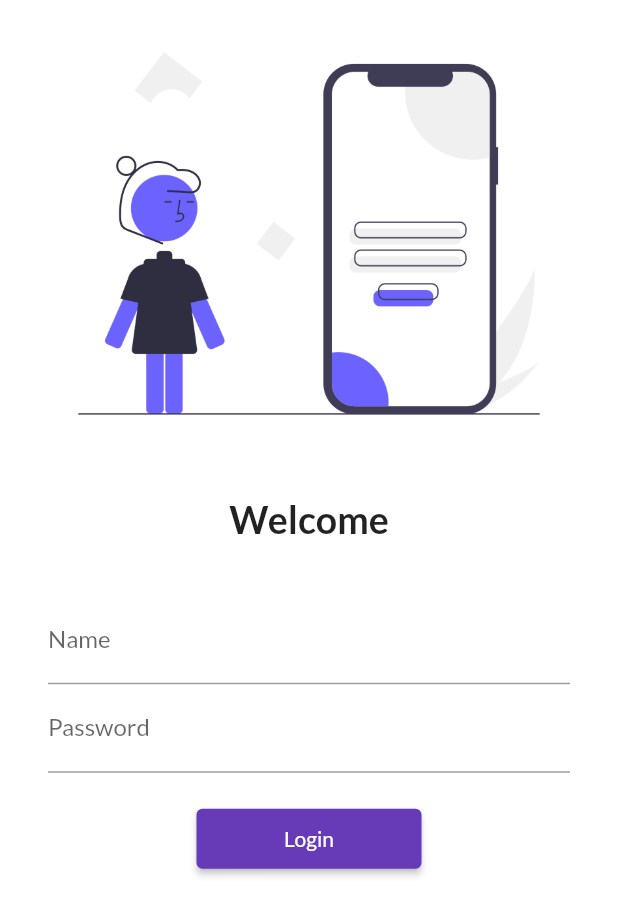
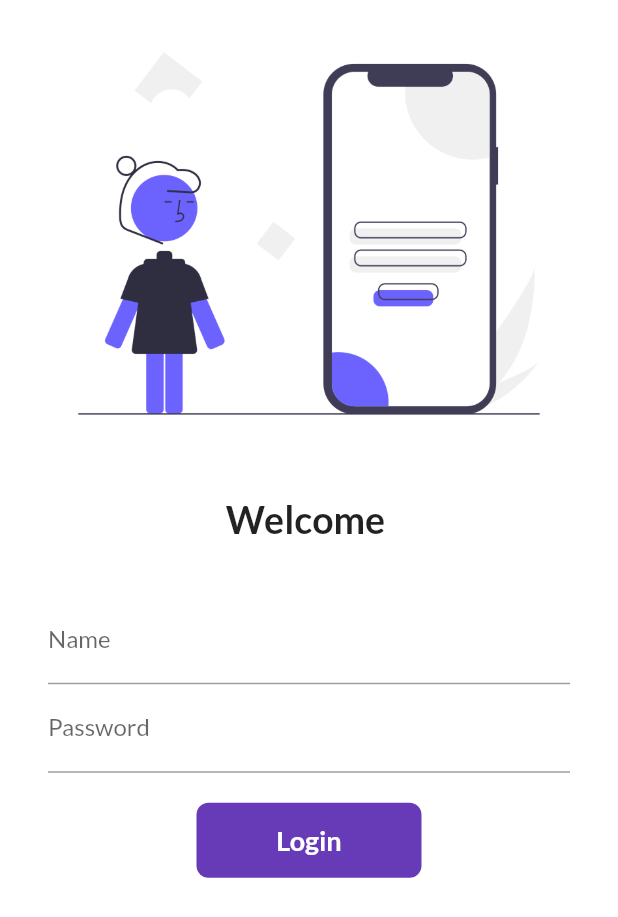
Before and after one commit to anubhav811/30DaysOfFlutter, a Flutter app: the screen it shows after launch, on a phone screen of 412 x 824 dp. Shown: the top 917 px of the screen. Run offline on Flutter 3.47's test engine with Material 2 defaults, Android fonts, the phone set to English and light mode, and no system bars; our stand-ins replace google_fonts.

Commit message:
Day 6 completed

```diff
--- a/lib/pages/login_page.dart
+++ b/lib/pages/login_page.dart
@@ -1,7 +1,16 @@
 import 'package:flutter/material.dart';
 import 'package:fluttter_demo/utils/routes.dart';
 
-class LoginPage extends StatelessWidget {
+class LoginPage extends StatefulWidget {
+
+  @override
+  State<LoginPage> createState() => _LoginPageState();
+}
+
+//  underscore before name denotes private variable
+class _LoginPageState extends State<LoginPage> {
+  String name  = "";
+  bool changeButton = false;
 
   @override
   Widget build(BuildContext context) {
@@ -16,7 +25,7 @@ class LoginPage extends StatelessWidget {
             SizedBox(
               height: 20.0,
             ),
-            Text("Welcome",
+            Text("Welcome $name",
               style: TextStyle(
                 fontSize: 25,
                 fontWeight: FontWeight.bold,
@@ -34,7 +43,17 @@ class LoginPage extends StatelessWidget {
                     decoration:InputDecoration(
                       hintText: "Enter your name",
                       labelText: "Name",
-                    ))
+                    ),
+                  onChanged: (value){
+                  // check if the value has any alphanumeric characters
+                      if(value.contains(RegExp(r'[a-zA-Z0-9]'))){
+                        name = value;
+                      }
+                      if(value.isEmpty){
+                        name = "";
+                      }
+                      setState(() {});
+                  },)
                     ,
                     TextField(
                   decoration:InputDecoration(
@@ -47,14 +66,39 @@ class LoginPage extends StatelessWidget {
                 SizedBox(
                 height: 20.0,
               ),
-                ElevatedButton(
-                  child: Text("Login"),
-                  style : TextButton.styleFrom(minimumSize: Size(150,40)),
-                  onPressed: (){
+                InkWell(
+                  onTap: () async{
+                    setState((){
+                      changeButton = true;
+                    });
+                    await Future.delayed(Duration(seconds: 1));
                     Navigator.pushNamed(context, MyRoutes.homeRoute);
-
                   },
+                  child: AnimatedContainer(
+                    width: changeButton ? 50 : 150,
+                    height: 50,
+                    alignment: Alignment.center,
+                      decoration: BoxDecoration(
+                        color: Colors.deepPurple,
+                        borderRadius:BorderRadius.circular(changeButton ? 50 : 8),
+                      ),
+                    duration: Duration(seconds: 1),
+                    child: changeButton? Icon(Icons.done,color: Colors.white,): Text("Login",style: TextStyle(
+                      color: Colors.white,
+                      fontWeight: FontWeight.bold,
+                      fontSize: 18,
+                    )
+                    ),
+                  ),
                 )
+                // ElevatedButton(
+                //   child: Text("Login"),
+                //   style : TextButton.styleFrom(minimumSize: Size(150,40)),
+                //   onPressed: (){
+                //     Navigator.pushNamed(context, MyRoutes.homeRoute);
+                //
+                //   },
+                // )
                 ],
               ),
             )
```
